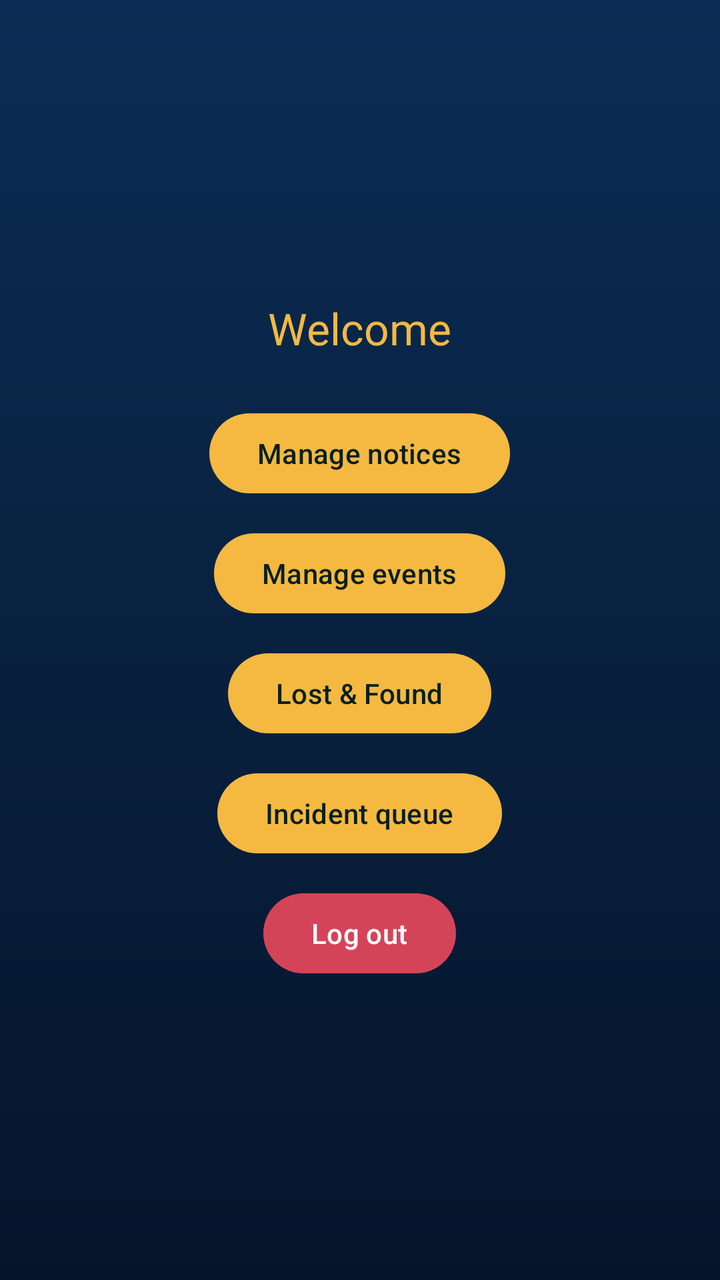
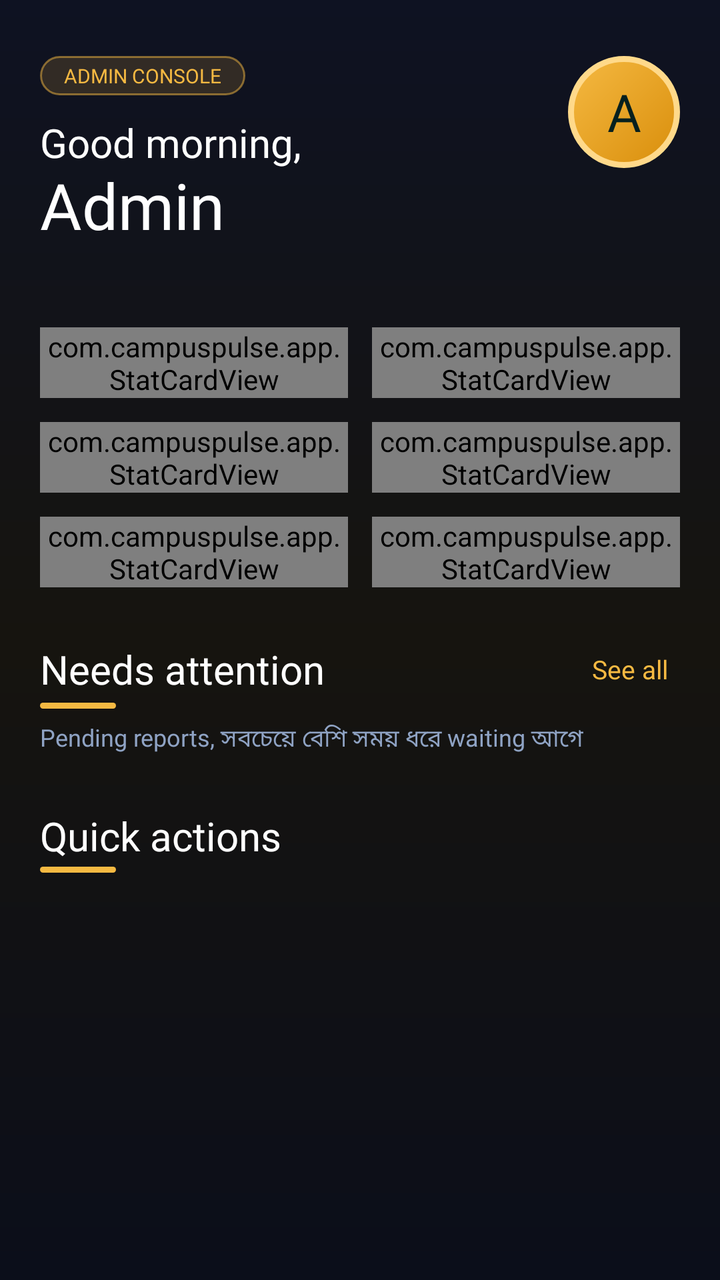

Compare the two renders of this Android layout. The source of the first and the diff that turns it into the second are given below.
<!-- AndroidManifest.xml: application theme Theme.CampusPulse -->
<!-- res/layout/activity_admin_dashboard.xml -->
<?xml version="1.0" encoding="utf-8"?>
<LinearLayout xmlns:android="http://schemas.android.com/apk/res/android"
    xmlns:app="http://schemas.android.com/apk/res-auto"
    android:layout_width="match_parent"
    android:layout_height="match_parent"
    android:background="@drawable/bg_dashboard"
    android:gravity="center"
    android:orientation="vertical"
    android:padding="24dp">

    <TextView
        android:id="@+id/tvWelcome"
        android:layout_width="wrap_content"
        android:layout_height="wrap_content"
        android:fontFamily="@font/poppins_bold"
        android:text="Welcome"
        android:textColor="#F5B942"
        android:textSize="22sp" />

    <com.google.android.material.button.MaterialButton
        android:id="@+id/btnNotices"
        android:layout_width="wrap_content"
        android:layout_height="wrap_content"
        android:layout_marginTop="24dp"
        android:text="Manage notices"
        android:textAllCaps="false"
        android:textColor="#06201E"
        app:backgroundTint="#F5B942" />

    <com.google.android.material.button.MaterialButton
        android:id="@+id/btnEvents"
        android:layout_width="wrap_content"
        android:layout_height="wrap_content"
        android:layout_marginTop="12dp"
        android:text="Manage events"
        android:textAllCaps="false"
        android:textColor="#06201E"
        app:backgroundTint="#F5B942" />

    <com.google.android.material.button.MaterialButton
        android:id="@+id/btnLostFound"
        android:layout_width="wrap_content"
        android:layout_height="wrap_content"
        android:layout_marginTop="12dp"
        android:text="Lost &amp; Found"
        android:textAllCaps="false"
        android:textColor="#06201E"
        app:backgroundTint="#F5B942" />

    <com.google.android.material.button.MaterialButton
        android:id="@+id/btnIncidents"
        android:layout_width="wrap_content"
        android:layout_height="wrap_content"
        android:layout_marginTop="12dp"
        android:text="Incident queue"
        android:textAllCaps="false"
        android:textColor="#06201E"
        app:backgroundTint="#F5B942" />

    <com.google.android.material.button.MaterialButton
        android:id="@+id/btnLogout"
        android:layout_width="wrap_content"
        android:layout_height="wrap_content"
        android:layout_marginTop="12dp"
        android:text="Log out"
        android:textAllCaps="false"
        app:backgroundTint="#D44458" />
</LinearLayout>
<!-- resources referenced by this layout -->
<resources>
  <!-- drawable bg_dashboard (drawable) -->
  <shape xmlns:android="http://schemas.android.com/apk/res/android">
      <gradient android:startColor="#0B2D55" android:centerColor="#08213F"
          android:endColor="#06142B" android:angle="270" />
  </shape>
  <style name="Theme.CampusPulse" parent="Theme.Material3.DayNight.NoActionBar" />
</resources>

<!-- the commit's change to res/layout/activity_admin_dashboard.xml (unified diff, before → after) -->
@@ -1,68 +1,248 @@
 <?xml version="1.0" encoding="utf-8"?>
-<LinearLayout xmlns:android="http://schemas.android.com/apk/res/android"
-    xmlns:app="http://schemas.android.com/apk/res-auto"
+<FrameLayout xmlns:android="http://schemas.android.com/apk/res/android"
     android:layout_width="match_parent"
     android:layout_height="match_parent"
-    android:background="@drawable/bg_dashboard"
-    android:gravity="center"
-    android:orientation="vertical"
-    android:padding="24dp">
-
-    <TextView
-        android:id="@+id/tvWelcome"
-        android:layout_width="wrap_content"
-        android:layout_height="wrap_content"
-        android:fontFamily="@font/poppins_bold"
-        android:text="Welcome"
-        android:textColor="#F5B942"
-        android:textSize="22sp" />
-
-    <com.google.android.material.button.MaterialButton
-        android:id="@+id/btnNotices"
-        android:layout_width="wrap_content"
-        android:layout_height="wrap_content"
-        android:layout_marginTop="24dp"
-        android:text="Manage notices"
-        android:textAllCaps="false"
-        android:textColor="#06201E"
-        app:backgroundTint="#F5B942" />
-
-    <com.google.android.material.button.MaterialButton
-        android:id="@+id/btnEvents"
-        android:layout_width="wrap_content"
-        android:layout_height="wrap_content"
-        android:layout_marginTop="12dp"
-        android:text="Manage events"
-        android:textAllCaps="false"
-        android:textColor="#06201E"
-        app:backgroundTint="#F5B942" />
-
-    <com.google.android.material.button.MaterialButton
-        android:id="@+id/btnLostFound"
-        android:layout_width="wrap_content"
-        android:layout_height="wrap_content"
-        android:layout_marginTop="12dp"
-        android:text="Lost &amp; Found"
-        android:textAllCaps="false"
-        android:textColor="#06201E"
-        app:backgroundTint="#F5B942" />
-
-    <com.google.android.material.button.MaterialButton
-        android:id="@+id/btnIncidents"
-        android:layout_width="wrap_content"
-        android:layout_height="wrap_content"
-        android:layout_marginTop="12dp"
-        android:text="Incident queue"
-        android:textAllCaps="false"
-        android:textColor="#06201E"
-        app:backgroundTint="#F5B942" />
-
-    <com.google.android.material.button.MaterialButton
-        android:id="@+id/btnLogout"
-        android:layout_width="wrap_content"
-        android:layout_height="wrap_content"
-        android:layout_marginTop="12dp"
-        android:text="Log out"
-        android:textAllCaps="false"
-        app:backgroundTint="#D44458" />
-</LinearLayout>
+    android:background="@drawable/bg_admin">
+
+    <ScrollView
+        android:layout_width="match_parent"
+        android:layout_height="match_parent"
+        android:fillViewport="true">
+
+        <LinearLayout
+            android:layout_width="match_parent"
+            android:layout_height="wrap_content"
+            android:orientation="vertical"
+            android:paddingStart="20dp"
+            android:paddingTop="28dp"
+            android:paddingEnd="20dp"
+            android:paddingBottom="24dp">
+
+            
+            <LinearLayout
+                android:id="@+id/headerRow"
+                android:layout_width="match_parent"
+                android:layout_height="wrap_content"
+                android:orientation="horizontal">
+
+                <LinearLayout
+                    android:layout_width="0dp"
+                    android:layout_height="wrap_content"
+                    android:layout_weight="1"
+                    android:orientation="vertical">
+
+                    <TextView
+                        android:layout_width="wrap_content"
+                        android:layout_height="wrap_content"
+                        android:background="@drawable/bg_admin_badge"
+                        android:fontFamily="@font/poppins_bold"
+                        android:paddingStart="12dp"
+                        android:paddingTop="3dp"
+                        android:paddingEnd="12dp"
+                        android:paddingBottom="3dp"
+                        android:text="ADMIN CONSOLE"
+                        android:textColor="#F5B942"
+                        android:textSize="10sp" />
+
+                    <TextView
+                        android:id="@+id/tvGreeting"
+                        android:layout_width="wrap_content"
+                        android:layout_height="wrap_content"
+                        android:layout_marginTop="10dp"
+                        android:fontFamily="@font/poppins_regular"
+                        android:text="Good morning,"
+                        android:textColor="#FFFFFF"
+                        android:textSize="20sp" />
+
+                    <TextView
+                        android:id="@+id/tvName"
+                        android:layout_width="wrap_content"
+                        android:layout_height="wrap_content"
+                        android:layout_marginTop="-4dp"
+                        android:fontFamily="@font/poppins_bold"
+                        android:text="Admin"
+                        android:textColor="#FFFFFF"
+                        android:textSize="32sp" />
+
+                    <TextView
+                        android:id="@+id/tvDate"
+                        android:layout_width="wrap_content"
+                        android:layout_height="wrap_content"
+                        android:fontFamily="@font/poppins_regular"
+                        android:textColor="#9DB2D1"
+                        android:textSize="13sp" />
+                </LinearLayout>
+
+                <TextView
+                    android:id="@+id/tvAvatar"
+                    android:layout_width="56dp"
+                    android:layout_height="56dp"
+                    android:background="@drawable/bg_avatar_gold"
+                    android:contentDescription="Admin menu"
+                    android:fontFamily="@font/poppins_bold"
+                    android:gravity="center"
+                    android:text="A"
+                    android:textColor="#06201E"
+                    android:textSize="26sp" />
+            </LinearLayout>
+
+            
+            <LinearLayout
+                android:id="@+id/rowStats1"
+                android:layout_width="match_parent"
+                android:layout_height="wrap_content"
+                android:layout_marginTop="22dp"
+                android:orientation="horizontal">
+
+                <com.campuspulse.app.StatCardView
+                    android:id="@+id/cardPending"
+                    android:layout_width="0dp"
+                    android:layout_height="wrap_content"
+                    android:layout_marginEnd="6dp"
+                    android:layout_weight="1" />
+
+                <com.campuspulse.app.StatCardView
+                    android:id="@+id/cardInvestigating"
+                    android:layout_width="0dp"
+                    android:layout_height="wrap_content"
+                    android:layout_marginStart="6dp"
+                    android:layout_weight="1" />
+            </LinearLayout>
+
+            <LinearLayout
+                android:id="@+id/rowStats2"
+                android:layout_width="match_parent"
+                android:layout_height="wrap_content"
+                android:layout_marginTop="12dp"
+                android:orientation="horizontal">
+
+                <com.campuspulse.app.StatCardView
+                    android:id="@+id/cardNotices"
+                    android:layout_width="0dp"
+                    android:layout_height="wrap_content"
+                    android:layout_marginEnd="6dp"
+                    android:layout_weight="1" />
+
+                <com.campuspulse.app.StatCardView
+                    android:id="@+id/cardEvents"
+                    android:layout_width="0dp"
+                    android:layout_height="wrap_content"
+                    android:layout_marginStart="6dp"
+                    android:layout_weight="1" />
+            </LinearLayout>
+
+            <LinearLayout
+                android:id="@+id/rowStats3"
+                android:layout_width="match_parent"
+                android:layout_height="wrap_content"
+                android:layout_marginTop="12dp"
+                android:orientation="horizontal">
+
+                <com.campuspulse.app.StatCardView
+                    android:id="@+id/cardUsers"
+                    android:layout_width="0dp"
+                    android:layout_height="wrap_content"
+                    android:layout_marginEnd="6dp"
+                    android:layout_weight="1" />
+
+                <com.campuspulse.app.StatCardView
+                    android:id="@+id/cardSos"
+                    android:layout_width="0dp"
+                    android:layout_height="wrap_content"
+                    android:layout_marginStart="6dp"
+                    android:layout_weight="1" />
+            </LinearLayout>
+
+            
+            <LinearLayout
+                android:layout_width="match_parent"
+                android:layout_height="wrap_content"
+                android:layout_marginTop="26dp"
+                android:gravity="center_vertical"
+                android:orientation="horizontal">
+
+                <TextView
+                    android:layout_width="0dp"
+                    android:layout_height="wrap_content"
+                    android:layout_weight="1"
+                    android:fontFamily="@font/poppins_bold"
+                    android:text="Needs attention"
+                    android:textColor="#FFFFFF"
+                    android:textSize="20sp" />
+
+                <TextView
+                    android:id="@+id/tvSeeAll"
+                    android:layout_width="wrap_content"
+                    android:layout_height="wrap_content"
+                    android:fontFamily="@font/poppins_bold"
+                    android:padding="6dp"
+                    android:text="See all"
+                    android:textColor="#F5B942"
+                    android:textSize="13sp" />
+            </LinearLayout>
+
+            <View
+                android:layout_width="38dp"
+                android:layout_height="3dp"
+                android:layout_marginTop="2dp"
+                android:background="@drawable/bg_underline"
+                android:backgroundTint="#F5B942" />
+
+            <TextView
+                android:layout_width="wrap_content"
+                android:layout_height="wrap_content"
+                android:layout_marginTop="6dp"
+                android:fontFamily="@font/poppins_regular"
+                android:text="Pending reports, সবচেয়ে বেশি সময় ধরে waiting আগে"
+                android:textColor="#8FA3C4"
+                android:textSize="12sp" />
+
+            <TextView
+                android:id="@+id/tvAllClear"
+                android:layout_width="match_parent"
+                android:layout_height="wrap_content"
+                android:layout_marginTop="12dp"
+                android:background="@drawable/bg_notice_item"
+                android:fontFamily="@font/poppins_regular"
+                android:gravity="center"
+                android:padding="20dp"
+                android:text="All clear ✓  কোনো pending report নেই।"
+                android:textColor="#C3D2EA"
+                android:textSize="14sp"
+                android:visibility="gone" />
+
+            <androidx.recyclerview.widget.RecyclerView
+                android:id="@+id/rvAttention"
+                android:layout_width="match_parent"
+                android:layout_height="wrap_content"
+                android:layout_marginTop="12dp"
+                android:overScrollMode="never" />
+
+            
+            <TextView
+                android:layout_width="wrap_content"
+                android:layout_height="wrap_content"
+                android:layout_marginTop="14dp"
+                android:fontFamily="@font/poppins_bold"
+                android:text="Quick actions"
+                android:textColor="#FFFFFF"
+                android:textSize="20sp" />
+
+            <View
+                android:layout_width="38dp"
+                android:layout_height="3dp"
+                android:layout_marginTop="2dp"
+                android:background="@drawable/bg_underline"
+                android:backgroundTint="#F5B942" />
+
+            <androidx.recyclerview.widget.RecyclerView
+                android:id="@+id/rvActions"
+                android:layout_width="match_parent"
+                android:layout_height="wrap_content"
+                android:layout_marginStart="-6dp"
+                android:layout_marginTop="10dp"
+                android:layout_marginEnd="-6dp"
+                android:overScrollMode="never" />
+        </LinearLayout>
+    </ScrollView>
+</FrameLayout>
<!-- resource entries referenced after the edit -->
@@ -1,9 +1,31 @@
 <!-- resources referenced by this layout -->
 <resources>
-  <!-- drawable bg_dashboard (drawable) -->
+  <!-- drawable bg_admin (drawable) -->
   <shape xmlns:android="http://schemas.android.com/apk/res/android">
-      <gradient android:startColor="#0B2D55" android:centerColor="#08213F"
-          android:endColor="#06142B" android:angle="270" />
+      <gradient android:startColor="#0E1222" android:centerColor="#16140F"
+          android:endColor="#0B0E1A" android:angle="270" />
+  </shape>
+  <!-- drawable bg_admin_badge (drawable) -->
+  <shape xmlns:android="http://schemas.android.com/apk/res/android">
+      <solid android:color="#26F5B942" />
+      <stroke android:width="1dp" android:color="#80F5B942" />
+      <corners android:radius="10dp" />
+  </shape>
+  <!-- drawable bg_avatar_gold (drawable) -->
+  <shape xmlns:android="http://schemas.android.com/apk/res/android" android:shape="oval">
+      <gradient android:startColor="#F5B942" android:endColor="#D98E0B" android:angle="315" />
+      <stroke android:width="3dp" android:color="#FFD98A" />
+  </shape>
+  <!-- drawable bg_notice_item (drawable) -->
+  <shape xmlns:android="http://schemas.android.com/apk/res/android">
+      <solid android:color="#16FFFFFF" />
+      <stroke android:width="1dp" android:color="#26FFFFFF" />
+      <corners android:radius="18dp" />
+  </shape>
+  <!-- drawable bg_underline (drawable) -->
+  <shape xmlns:android="http://schemas.android.com/apk/res/android">
+      <solid android:color="#2DD4BF" />
+      <corners android:radius="2dp" />
   </shape>
   <style name="Theme.CampusPulse" parent="Theme.Material3.DayNight.NoActionBar" />
 </resources>
